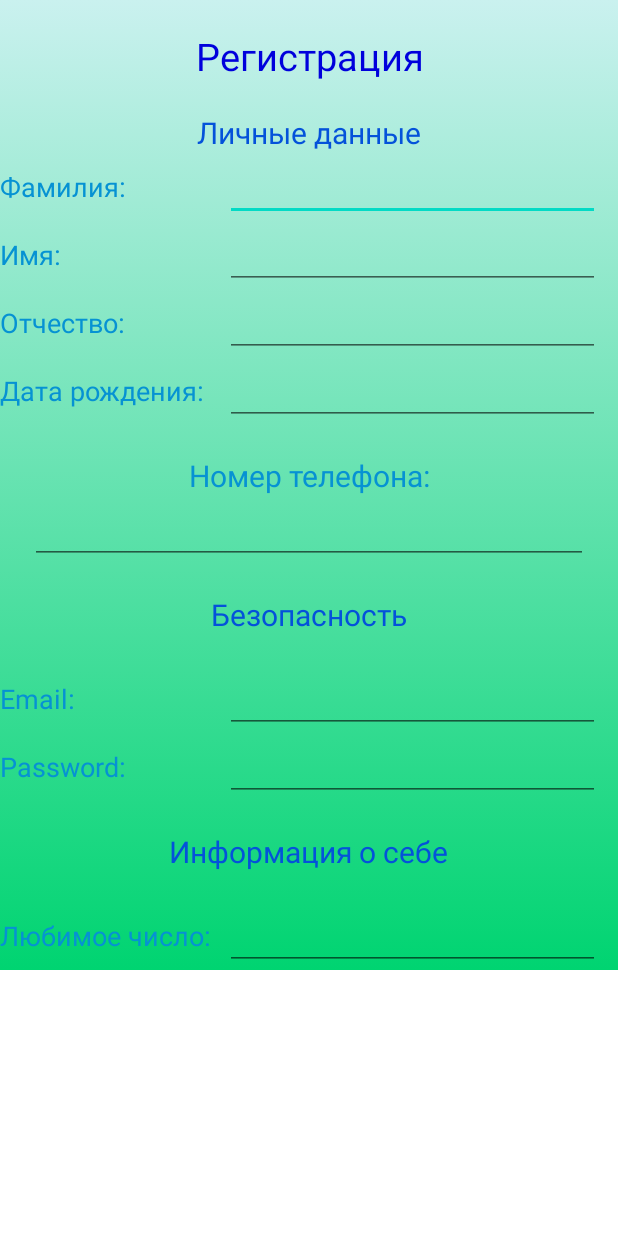
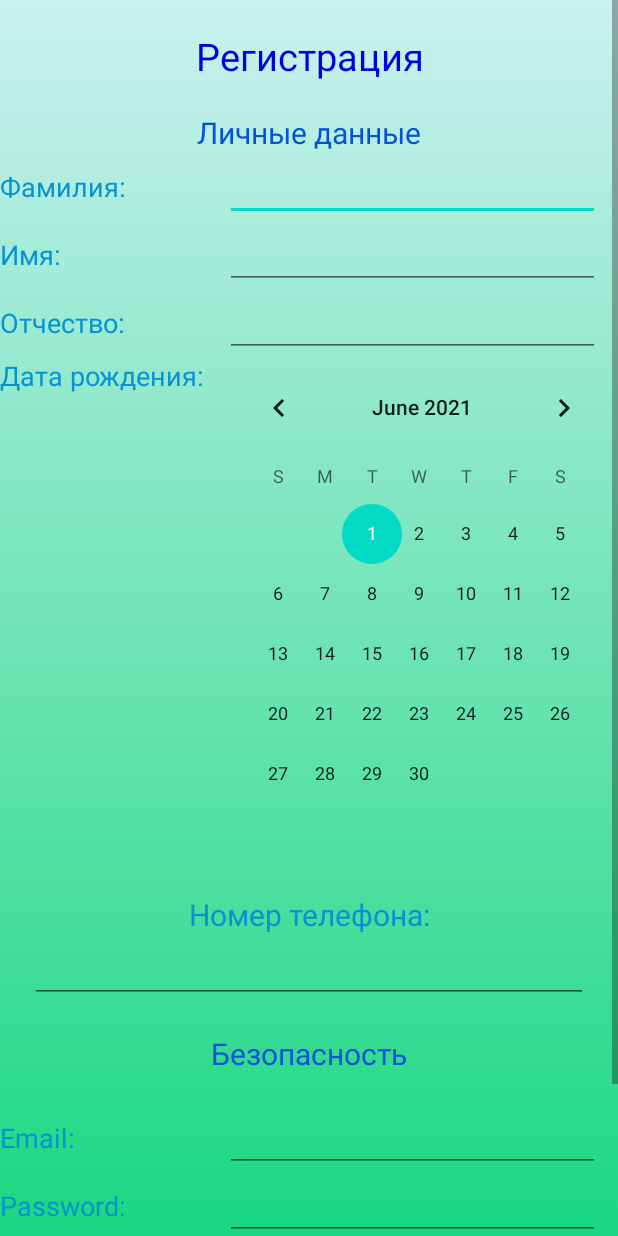
Before and after one commit to omy-q/FirstAndroidApp, an Android app: the layout activity_edit_text.xml on its own in the app's theme, with its tools: preview values and no code run, on a phone screen of 412 x 824 dp. Run offline under Robolectric (Android 15) with nearby library versions, the phone set to English and light mode, and no system bars.

Commit message:
add CalendarView

```diff
--- a/app/src/main/java/com/example/firstapp/MainActivity.java
+++ b/app/src/main/java/com/example/firstapp/MainActivity.java
@@ -69,10 +69,5 @@ public class MainActivity extends AppCompatActivity {
         });
 
 
-
-
-
-
-
     }
 }
--- a/app/src/main/res/layout/activity_edit_text.xml
+++ b/app/src/main/res/layout/activity_edit_text.xml
@@ -107,11 +107,10 @@
                 android:textColor="@color/text"
                 android:textSize="18sp" />
 
-            <EditText
-                android:id="@+id/birthday_text"
-                android:layout_width="250dp"
+            <CalendarView
+                android:layout_width="wrap_content"
                 android:layout_height="wrap_content"
-                android:inputType="date" />
+                android:clickable="true" />
 
         </LinearLayout>
 
```
